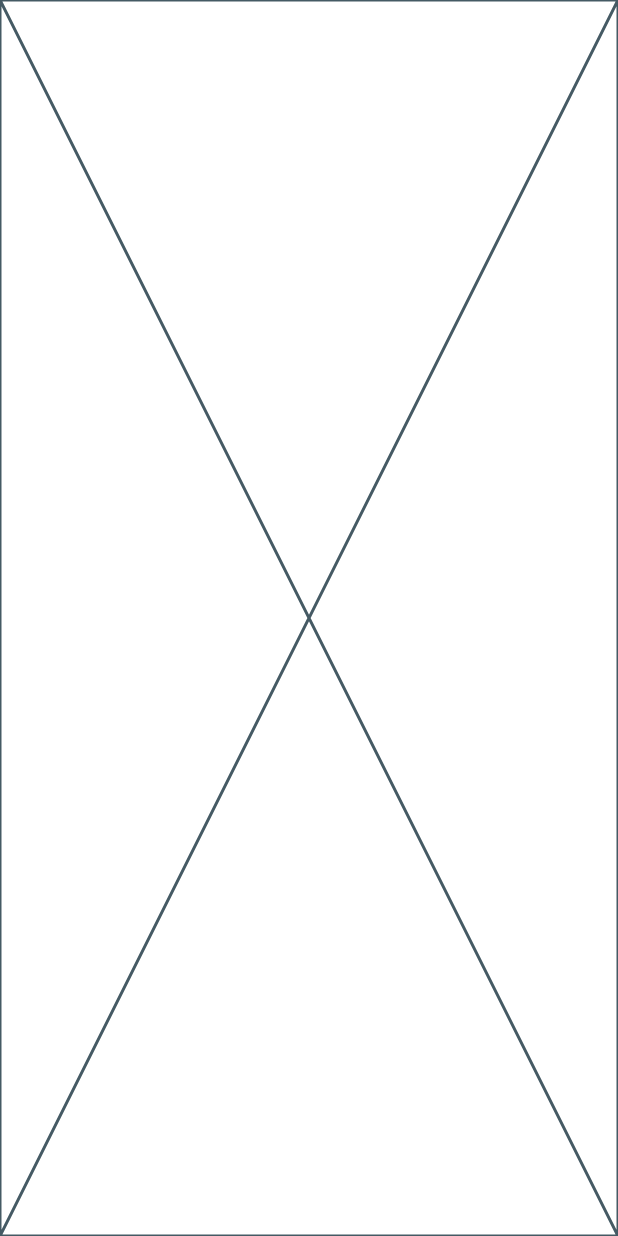
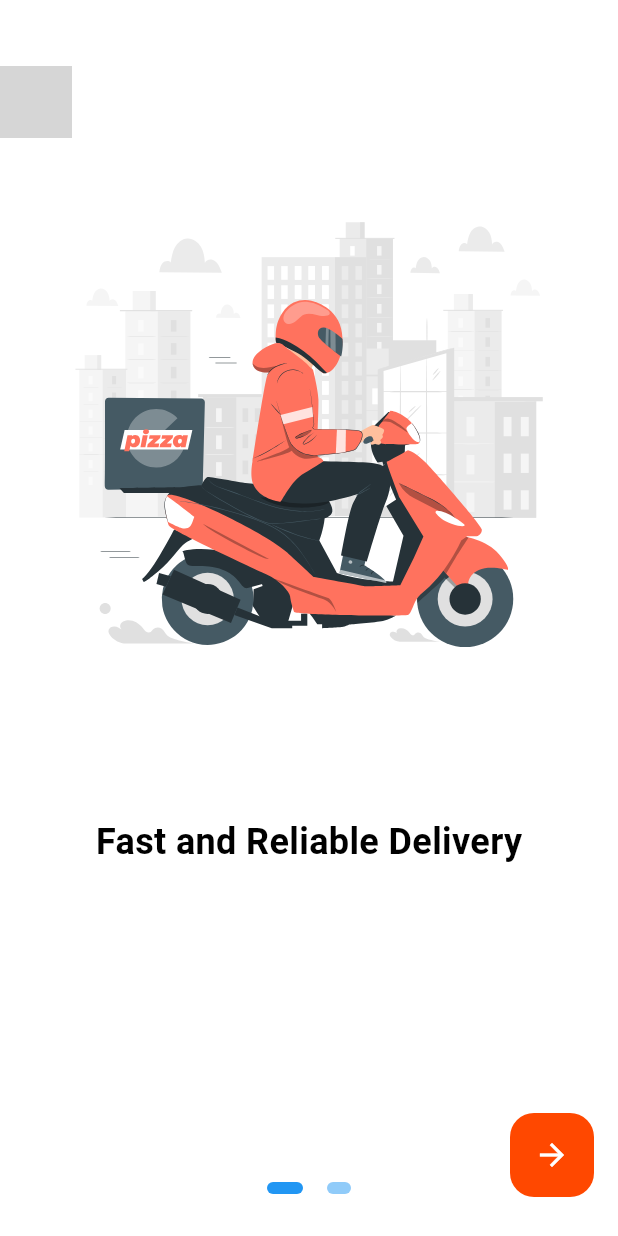
Before and after one commit to Ahmedx44/food_hub, a Flutter app: the screen it shows after launch, on a phone screen of 412 x 824 dp. Run offline on Flutter 3.47's test engine with Material 3 defaults, Android fonts, the phone set to English and light mode, and no system bars; drawn by our look-alikes of flutter_onboarding_slider; our stand-ins replace flutter_svg, go_router; grey boxes are pictures that could not be loaded.

Commit message:
"Added GoRouter, Flutter Onboarding Slider, and Flutter SVG dependencies; updated main.dart to use GoRouter and configured routes; updated pubspec.yaml and pubspec.lock files accordingly."

```diff
--- /dev/null
+++ b/lib/core/assets/app_image.dart
@@ -0,0 +1,6 @@
+const String filename = '.png';
+const address = 'assets/image/';
+
+class AppImage {
+  static String enjoy = '${address}enjoy$filename';
+}
--- /dev/null
+++ b/lib/core/assets/app_vector.dart
@@ -0,0 +1,6 @@
+const String filename = '.svg';
+const address = 'assets/vector/';
+
+class AppVector {
+  static String delivery = '${address}delivery$filename';
+}
--- /dev/null
+++ b/lib/core/theme/theme.dart
@@ -0,0 +1,35 @@
+import 'package:flutter/material.dart';
+
+final ThemeData lightMode = ThemeData(
+  scaffoldBackgroundColor: Colors.white,
+  colorScheme: ColorScheme.light(
+    primary: Color.fromARGB(255, 255, 72, 0),
+    secondary: Colors.grey[400]!,
+    surface: Colors.white,
+    onPrimary: Colors.black,
+    onSecondary: Colors.black,
+    onTertiary: Colors.white,
+  ),
+  textTheme: const TextTheme(
+    bodyLarge: TextStyle(color: Colors.black),
+    bodyMedium: TextStyle(color: Colors.black),
+    bodySmall: TextStyle(color: Colors.grey),
+  ),
+);
+
+final ThemeData darkMode = ThemeData(
+  scaffoldBackgroundColor: const Color.fromARGB(255, 18, 18, 18),
+  colorScheme: ColorScheme.dark(
+    primary: Color.fromARGB(255, 255, 72, 0),
+    secondary: Colors.grey[700]!,
+    surface: const Color.fromARGB(255, 30, 30, 30),
+    onPrimary: Colors.white,
+    onSecondary: Colors.white,
+    onTertiary: Colors.white,
+  ),
+  textTheme: const TextTheme(
+    bodyLarge: TextStyle(color: Colors.white),
+    bodyMedium: TextStyle(color: Colors.white),
+    bodySmall: TextStyle(color: Colors.grey),
+  ),
+);
--- /dev/null
+++ b/lib/features/onboarding/presentation/onboarding_screen.dart
@@ -0,0 +1,61 @@
+import 'package:flutter/material.dart';
+import 'package:flutter_onboarding_slider/flutter_onboarding_slider.dart';
+import 'package:flutter_svg/flutter_svg.dart';
+import 'package:food_hub/core/assets/app_image.dart';
+import 'package:food_hub/core/assets/app_vector.dart';
+
+class OnboardingScreen extends StatelessWidget {
+  const OnboardingScreen({super.key});
+
+  @override
+  Widget build(BuildContext context) {
+    return Scaffold(
+      backgroundColor: Colors.white,
+      body: OnBoardingSlider(
+        totalPage: 2,
+        headerBackgroundColor: Colors.white,
+        background: [
+          SvgPicture.asset('assets/vector/delive.png'),
+          SvgPicture.asset('assets/vector/enjoying.png'),
+        ],
+        speed: 1.8,
+        finishButtonStyle: FinishButtonStyle(
+          backgroundColor: Theme.of(context).colorScheme.primary,
+        ),
+        finishButtonText: 'Register',
+        pageBodies: [
+          Container(
+            padding: const EdgeInsets.symmetric(horizontal: 40),
+            child: Column(
+              children: <Widget>[
+                SvgPicture.asset(AppVector.delivery),
+                Text(
+                  'Fast and Reliable Delivery',
+                  style: TextStyle(fontSize: 24, fontWeight: FontWeight.bold),
+                ),
+              ],
+            ),
+          ),
+          Container(
+            padding: const EdgeInsets.symmetric(horizontal: 40),
+            child: Column(
+              children: <Widget>[
+                SizedBox(
+                  height: MediaQuery.of(context).size.height * 0.1,
+                ),
+                Image.asset(AppImage.enjoy),
+                SizedBox(
+                  height: MediaQuery.of(context).size.height * 0.14,
+                ),
+                const Text(
+                  'Wide Selection of Dishes',
+                  style: TextStyle(fontSize: 24, fontWeight: FontWeight.bold),
+                ),
+              ],
+            ),
+          ),
+        ],
+      ),
+    );
+  }
+}
--- a/lib/main.dart
+++ b/lib/main.dart
@@ -1,14 +1,33 @@
 import 'package:flutter/material.dart';
+import 'package:food_hub/core/theme/theme.dart';
+import 'package:food_hub/features/onboarding/presentation/onboarding_screen.dart';
+import 'package:go_router/go_router.dart';
 
 void main() {
   runApp(MyApp());
 }
+
+final GoRouter _router = GoRouter(
+  routes: <RouteBase>[
+    GoRoute(
+      path: '/',
+      builder: (BuildContext context, GoRouterState state) {
+        return const OnboardingScreen();
+      },
+    ),
+  ],
+);
 
 class MyApp extends StatelessWidget {
   const MyApp({super.key});
 
   @override
   Widget build(BuildContext context) {
-    return const Placeholder();
+    return MaterialApp.router(
+      routerConfig: _router,
+      debugShowCheckedModeBanner: false,
+      theme: lightMode,
+      darkTheme: darkMode,
+    );
   }
 }
```
Also changed, not shown: pubspec.yaml (+7 -3 lines), assets/image/enjoy.png (added), assets/vector/delivery.svg (added), assets/vector/enjoying.svg (added), pubspec.lock.
